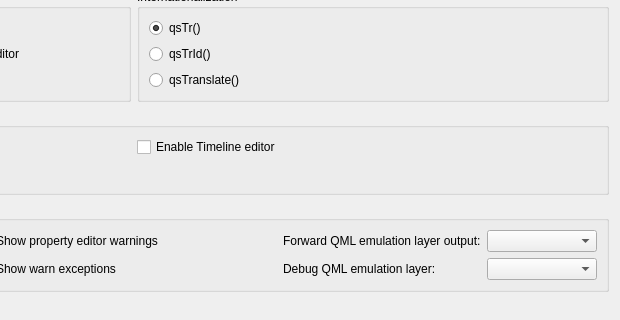
The window that src/plugins/qmldesigner/settingspage.ui (qt-creator/qt-creator) describes before a commit, drawn with Qt 5; both pictures show x 353 to 973 and y 358 to 678 of the 973 by 862 pixel window.
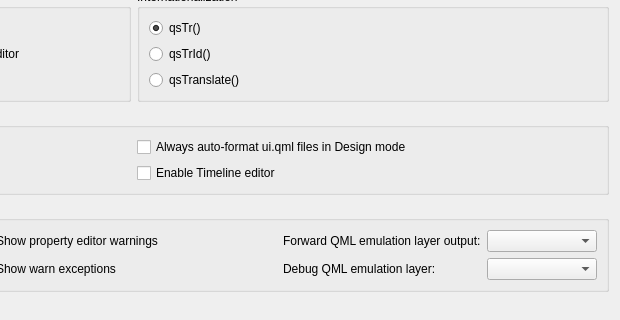
The same window after the commit. Custom widgets are drawn as their Qt base class.

Commit message:
QmlDesigner: Add option for Always auto-format ui.qml files in Design mode
Task-number: QDS-8170

What changed in the file:
```diff
--- a/src/plugins/qmldesigner/settingspage.ui
+++ b/src/plugins/qmldesigner/settingspage.ui
@@ -264,7 +264,7 @@
          </widget>
         </item>
         <item>
-         <widget class="Utils::PathChooser" name="fallbackPuppetPathLineEdit" native="true">
+         <widget class="Utils::PathChooser" name="fallbackPuppetPathLineEdit">
           <property name="enabled">
            <bool>true</bool>
           </property>
@@ -305,7 +305,7 @@
          </widget>
         </item>
         <item>
-         <widget class="Utils::PathChooser" name="puppetBuildPathLineEdit" native="true">
+         <widget class="Utils::PathChooser" name="puppetBuildPathLineEdit">
           <property name="enabled">
            <bool>true</bool>
           </property>
@@ -433,13 +433,6 @@
       <string>Features</string>
      </property>
      <layout class="QGridLayout" name="gridLayout_6">
-      <item row="0" column="1">
-       <widget class="QCheckBox" name="featureTimelineEditorCheckBox">
-        <property name="text">
-         <string>Enable Timeline editor</string>
-        </property>
-       </widget>
-      </item>
       <item row="0" column="0">
        <widget class="QCheckBox" name="designerAlwaysDesignModeCheckBox">
         <property name="text">
@@ -447,13 +440,27 @@
         </property>
        </widget>
       </item>
-      <item row="1" column="0">
+      <item row="2" column="0">
        <widget class="QCheckBox" name="askBeforeDeletingAssetCheckBox">
         <property name="text">
          <string>Ask for confirmation before deleting asset</string>
         </property>
        </widget>
       </item>
+      <item row="0" column="1">
+       <widget class="QCheckBox" name="alwaysAutoFormatUICheckBox">
+        <property name="text">
+         <string>Always auto-format ui.qml files in Design mode</string>
+        </property>
+       </widget>
+      </item>
+      <item row="2" column="1">
+       <widget class="QCheckBox" name="featureTimelineEditorCheckBox">
+        <property name="text">
+         <string>Enable Timeline editor</string>
+        </property>
+       </widget>
+      </item>
      </layout>
     </widget>
    </item>
```
The commit also changes 1 other file.
